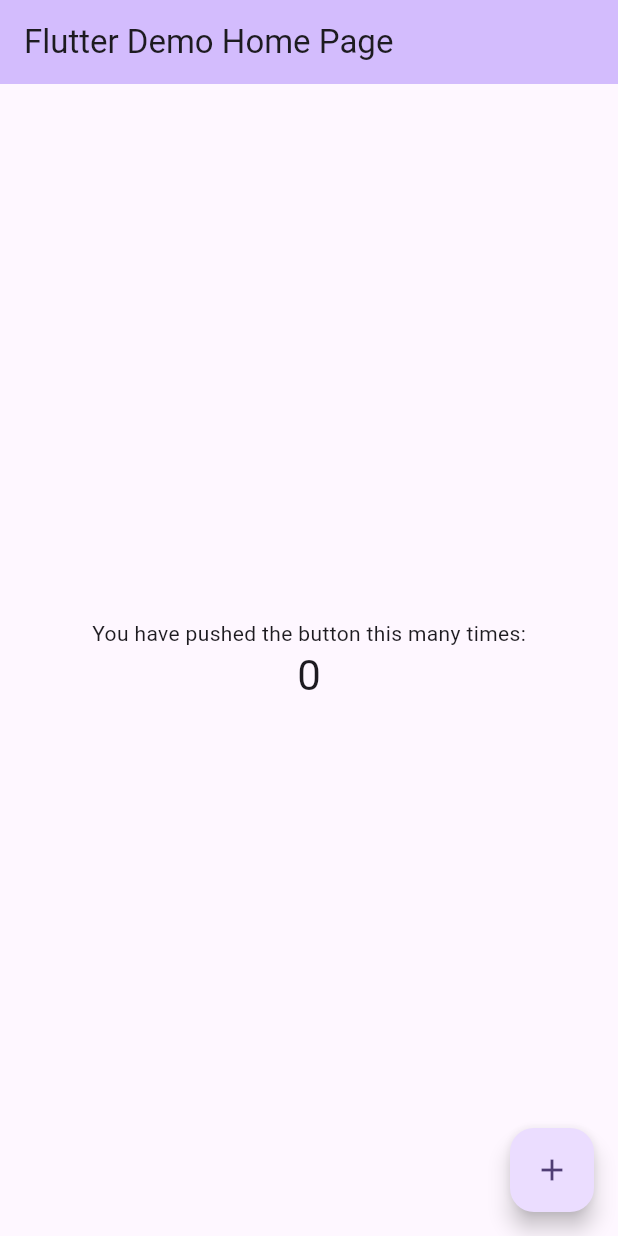
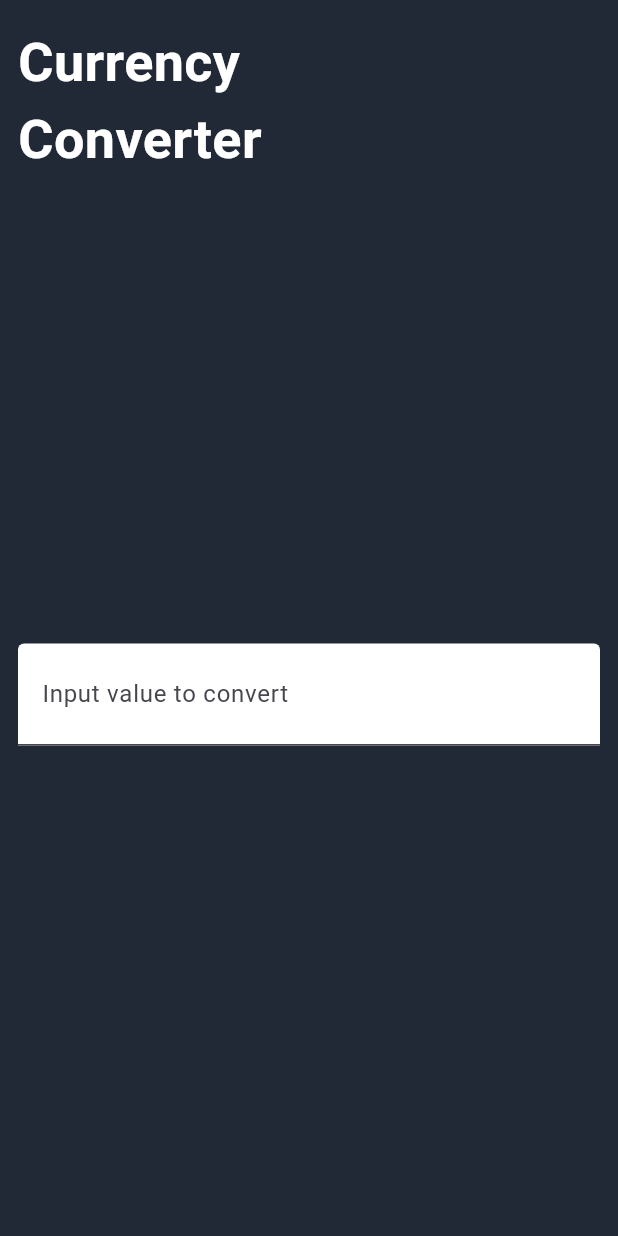
Before and after one commit to Paufarruiz/FlluterAPP, a Flutter app: the screen it shows after launch, on a phone screen of 412 x 824 dp. Run offline on Flutter 3.47's test engine with Material 3 defaults, Android fonts, the phone set to English and light mode, and no system bars.

Commit message:
first commit

```diff
--- a/lib/main.dart
+++ b/lib/main.dart
@@ -1,125 +1,76 @@
 import 'package:flutter/material.dart';
 
 void main() {
-  runApp(const MyApp());
+  runApp(MainApp());
 }
 
-class MyApp extends StatelessWidget {
-  const MyApp({super.key});
-
-  // This widget is the root of your application.
+class MainApp extends StatelessWidget {
   @override
   Widget build(BuildContext context) {
     return MaterialApp(
-      title: 'Flutter Demo',
-      theme: ThemeData(
-        // This is the theme of your application.
-        //
-        // TRY THIS: Try running your application with "flutter run". You'll see
-        // the application has a purple toolbar. Then, without quitting the app,
-        // try changing the seedColor in the colorScheme below to Colors.green
-        // and then invoke "hot reload" (save your changes or press the "hot
-        // reload" button in a Flutter-supported IDE, or press "r" if you used
-        // the command line to start the app).
-        //
-        // Notice that the counter didn't reset back to zero; the application
-        // state is not lost during the reload. To reset the state, use hot
-        // restart instead.
-        //
-        // This works for code too, not just values: Most code changes can be
-        // tested with just a hot reload.
-        colorScheme: ColorScheme.fromSeed(seedColor: Colors.deepPurple),
-        useMaterial3: true,
-      ),
-      home: const MyHomePage(title: 'Flutter Demo Home Page'),
+      home: HomePage(),
     );
   }
 }
 
-class MyHomePage extends StatefulWidget {
-  const MyHomePage({super.key, required this.title});
-
-  // This widget is the home page of your application. It is stateful, meaning
-  // that it has a State object (defined below) that contains fields that affect
-  // how it looks.
-
-  // This class is the configuration for the state. It holds the values (in this
-  // case the title) provided by the parent (in this case the App widget) and
-  // used by the build method of the State. Fields in a Widget subclass are
-  // always marked "final".
-
-  final String title;
-
+class HomePage extends StatefulWidget {
   @override
-  State<MyHomePage> createState() => _MyHomePageState();
+  _HomePageState createState() => _HomePageState();
 }
 
-class _MyHomePageState extends State<MyHomePage> {
-  int _counter = 0;
-
-  void _incrementCounter() {
-    setState(() {
-      // This call to setState tells the Flutter framework that something has
-      // changed in this State, which causes it to rerun the build method below
-      // so that the display can reflect the updated values. If we changed
-      // _counter without calling setState(), then the build method would not be
-      // called again, and so nothing would appear to happen.
-      _counter++;
-    });
-  }
-
+class _HomePageState extends State<HomePage> {
+  //Setting the main color
+  Color mainColor = Color(0xFF212936);
+  Color secondColor = Color(0xFF2849E5);
   @override
   Widget build(BuildContext context) {
-    // This method is rerun every time setState is called, for instance as done
-    // by the _incrementCounter method above.
-    //
-    // The Flutter framework has been optimized to make rerunning build methods
-    // fast, so that you can just rebuild anything that needs updating rather
-    // than having to individually change instances of widgets.
     return Scaffold(
-      appBar: AppBar(
-        // TRY THIS: Try changing the color here to a specific color (to
-        // Colors.amber, perhaps?) and trigger a hot reload to see the AppBar
-        // change color while the other colors stay the same.
-        backgroundColor: Theme.of(context).colorScheme.inversePrimary,
-        // Here we take the value from the MyHomePage object that was created by
-        // the App.build method, and use it to set our appbar title.
-        title: Text(widget.title),
+      backgroundColor: mainColor,
+      body: SafeArea(
+        child: Padding(
+          padding: const EdgeInsets.symmetric(horizontal: 12.0, vertical: 16.0),
+          child: Column(
+            mainAxisAlignment: MainAxisAlignment.start,
+            crossAxisAlignment: CrossAxisAlignment.start,
+            children: [
+              Container(
+                width: 200.0,
+                child: Text(
+                  "Currency Converter",
+                  style: TextStyle(
+                    color: Colors.white,
+                    fontSize: 36,
+                    fontWeight: FontWeight.bold,
                   ),
-      body: Center(
-        // Center is a layout widget. It takes a single child and positions it
-        // in the middle of the parent.
+                ),
+              ),
+              Expanded(
+                  child: Center(
                 child: Column(
-          // Column is also a layout widget. It takes a list of children and
-          // arranges them vertically. By default, it sizes itself to fit its
-          // children horizontally, and tries to be as tall as its parent.
-          //
-          // Column has various properties to control how it sizes itself and
-          // how it positions its children. Here we use mainAxisAlignment to
-          // center the children vertically; the main axis here is the vertical
-          // axis because Columns are vertical (the cross axis would be
-          // horizontal).
-          //
-          // TRY THIS: Invoke "debug painting" (choose the "Toggle Debug Paint"
-          // action in the IDE, or press "p" in the console), to see the
-          // wireframe for each widget.
                   mainAxisAlignment: MainAxisAlignment.center,
-          children: <Widget>[
-            const Text(
-              'You have pushed the button this many times:',
+                  crossAxisAlignment: CrossAxisAlignment.center,
+                  children: [
+                    //Let's set the text field
+                    TextField(
+                      decoration: InputDecoration(
+                          filled: true,
+                          fillColor: Colors.white,
+                          labelText: "Input value to convert",
+                          labelStyle: TextStyle(
+                              fontWeight: FontWeight.normal, fontSize: 16.0)),
+                      style: TextStyle(
+                        color: Colors.black,
+                        fontSize: 24.0,
+                        fontWeight: FontWeight.bold,
                       ),
-            Text(
-              '$_counter',
-              style: Theme.of(context).textTheme.headlineMedium,
+                    )
+                  ],
                 ),
+              ))
             ],
           ),
         ),
-      floatingActionButton: FloatingActionButton(
-        onPressed: _incrementCounter,
-        tooltip: 'Increment',
-        child: const Icon(Icons.add),
-      ), // This trailing comma makes auto-formatting nicer for build methods.
+      ),
     );
   }
 }
```
Also changed, not shown: 1 other file. Lines whose indentation alone changed are shown as unchanged.
